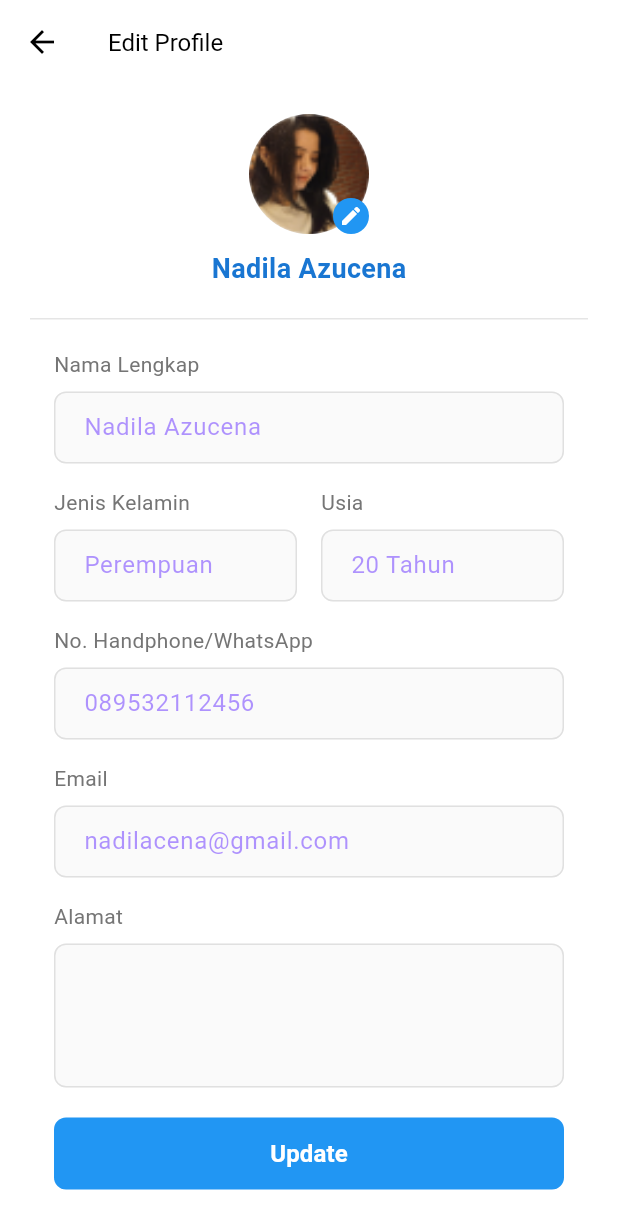
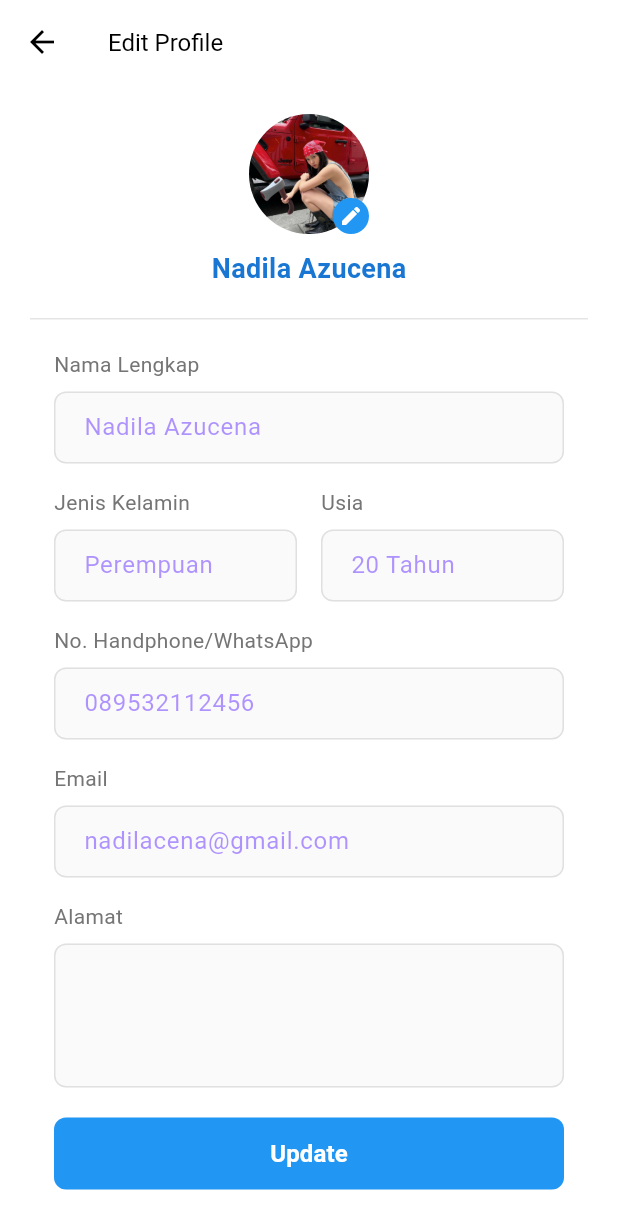
Before and after one commit to firdausmuh/agrolink_app, a Flutter app: the MainScreen screen opened directly, item 5 of the bottom bar chosen, after a tap on "Edit", on a phone screen of 412 x 824 dp. Shown: the top 1229 px of the screen. Run offline on Flutter 3.47's test engine with Material 3 defaults, Android fonts, the phone set to English and light mode, and no system bars; our stand-ins replace shared_preferences; missing offline and left inert: dart:ffi; accounts and stored records are empty.

Commit message:
update image at profile, edit_profile and in the above home screen

```diff
--- a/lib/screens/home/home_screen.dart
+++ b/lib/screens/home/home_screen.dart
@@ -58,8 +58,14 @@ class HomeScreen extends StatelessWidget {
               ),
               CircleAvatar(
                 radius: 24,
-                child: Image.asset('assets/images/profile.png'),
-              )
+                backgroundColor: Colors.grey[200],
+                backgroundImage:
+                const AssetImage('assets/images/profile1.png'),
+              ),
+              // CircleAvatar(
+              //   radius: 24,
+              //   child: Image.asset('assets/images/profile.png'),
+              // )
             ],
           ),
         ),
@@ -97,7 +103,7 @@ class HomeScreen extends StatelessWidget {
                       crossAxisAlignment: CrossAxisAlignment.start,
                       children: [
                         const Text(
-                          'Produk Pertanian',
+                          'Layanan Pertanian',
                           style: TextStyle(
                             color: Colors.black,
                             fontWeight: FontWeight.w700,
@@ -224,7 +230,7 @@ class HomeScreen extends StatelessWidget {
                 const Padding(
                   padding: EdgeInsets.symmetric(horizontal: 20),
                   child: Text(
-                    'Terbaru',
+                    'Produk Pertanian',
                     style: TextStyle(
                         color: Colors.black,
                         fontWeight: FontWeight.w700,
--- a/lib/screens/profile/edit_profile_screen.dart
+++ b/lib/screens/profile/edit_profile_screen.dart
@@ -58,7 +58,7 @@ class _EditProfileScreenState extends State<EditProfileScreen> {
                         radius: 40,
                         backgroundColor: Colors.grey[200],
                         backgroundImage:
-                            const AssetImage('assets/images/profile.png'),
+                            const AssetImage('assets/images/profile1.png'),
                       ),
                       Positioned(
                         bottom: 0,
--- a/lib/screens/profile/profile_screen.dart
+++ b/lib/screens/profile/profile_screen.dart
@@ -94,7 +94,7 @@ class ProfileScreen extends StatelessWidget {
                       child: CircleAvatar(
                         radius: 30,
                         backgroundImage:
-                            AssetImage('assets/images/profile.png'),
+                            AssetImage('assets/images/profile1.png'),
                       ),
                     ),
                     const SizedBox(
```
Also changed, not shown: assets/images/profile1.png (added).
